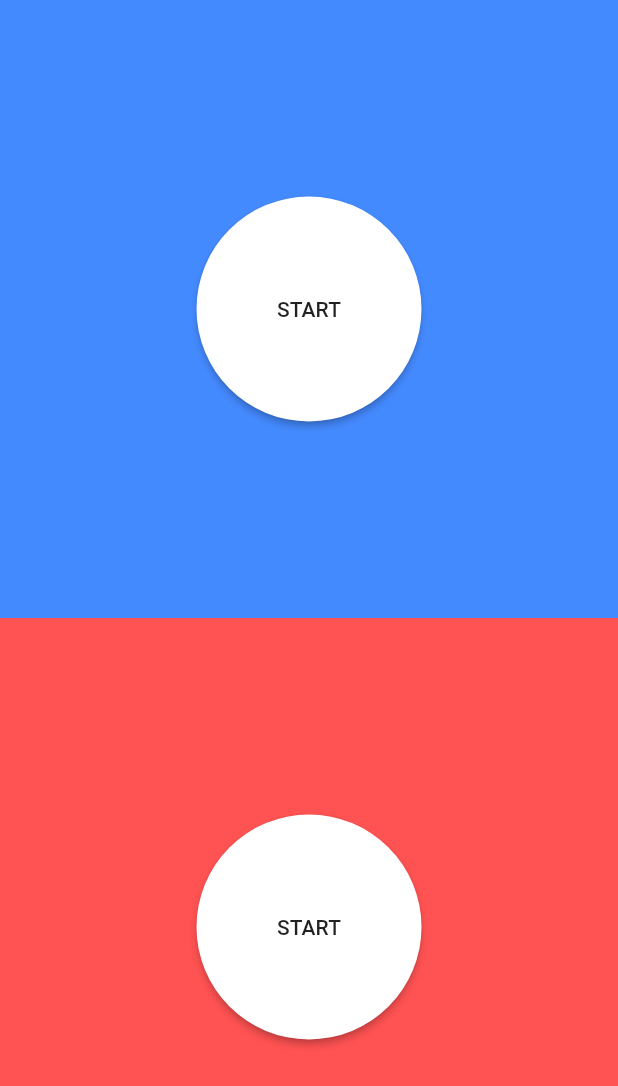
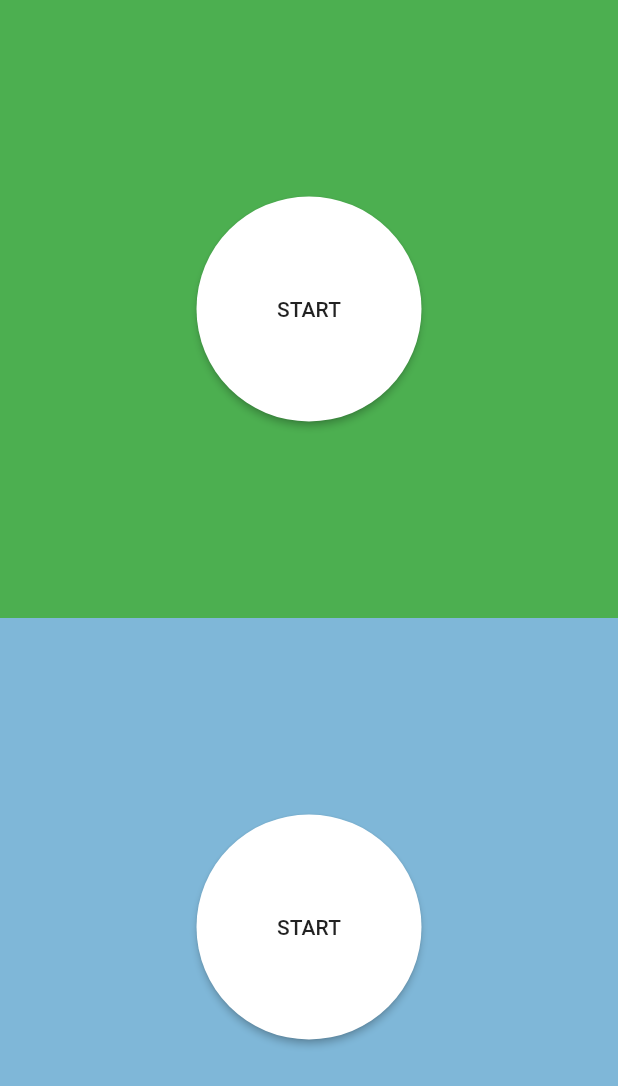
Before and after one commit to Rohithkumar-1/TapGame, a Flutter app: the screen it shows after launch, on a phone screen of 412 x 824 dp. Shown: the top 1086 px of the screen. Run offline on Flutter 3.47's test engine with Material 3 defaults, Android fonts, the phone set to English and light mode, and no system bars.

Commit message:
Update main.dart

```diff
--- a/lib/main.dart
+++ b/lib/main.dart
@@ -14,7 +14,7 @@ class MainPage extends StatelessWidget{
         children: [
 
           Container(
-            color: Colors.blueAccent,
+            color: Colors.green,
             height: MediaQuery.of(context).size.height/2,
             width: double.infinity,
             child: Center(
@@ -32,7 +32,7 @@ class MainPage extends StatelessWidget{
           ),
 
           Container(
-            color: Colors.redAccent,
+            color: Color.fromARGB(255, 127, 183, 216),
             height: MediaQuery.of(context).size.height/2,
             width: double.infinity,
             child: Center(
@@ -95,7 +95,7 @@ int playerB=0;
           },
           padding: EdgeInsets.zero,
           child: Container(
-            color: Colors.blueAccent,
+            color: Colors.green,
             height: blueCardHeight,
             width: double.infinity,
             alignment: Alignment.topLeft,
@@ -124,7 +124,7 @@ int playerB=0;
         },
         padding: EdgeInsets.zero,
           child: Container(
-            color: Colors.redAccent,
+            color: Color.fromARGB(255, 127, 183, 216),
             height: redCardHeight,
             width: double.infinity,
             alignment: Alignment.bottomLeft,
@@ -151,7 +151,7 @@ resultPage(this.score,this.player);
   @override
   Widget build(BuildContext context) {
     return Scaffold(
-      backgroundColor: player =="a"?Colors.redAccent:Colors.blueAccent,
+      backgroundColor: player =="a"?Color.fromARGB(255, 127, 183, 216):Colors.green,
       body: Center(
         child: Column(
           mainAxisAlignment: MainAxisAlignment.center,
```
